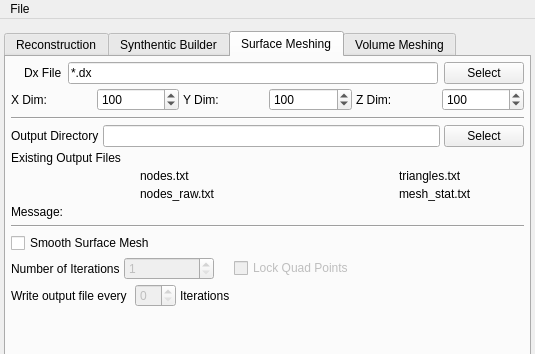
Qt form Source/AIM/GUI/UI_Files/RepresentationUI.ui (BlueQuartzSoftware/DREAM3D) before a commit; both pictures show x 0 to 535 and y 0 to 354 of the 535 by 573 pixel window.
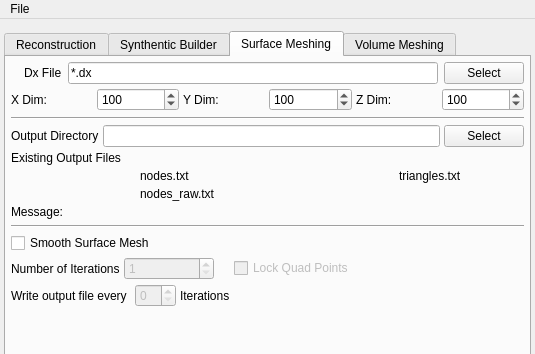
The same form after that commit. The open tabs and pages were chosen to show the change. Icons and pictures are not drawn.

```diff
--- a/Source/AIM/GUI/UI_Files/RepresentationUI.ui
+++ b/Source/AIM/GUI/UI_Files/RepresentationUI.ui
@@ -1373,13 +1373,6 @@
             </property>
            </widget>
           </item>
-          <item row="3" column="3">
-           <widget class="QLabel" name="sm_MeshStatFile">
-            <property name="text">
-             <string>mesh_stat.txt</string>
-            </property>
-           </widget>
-          </item>
           <item row="3" column="0">
            <widget class="QLabel" name="sm_NodesRawFileIcon">
             <property name="text">
```
Left out of the diff: 36 changed lines with no effect on the pictures.
